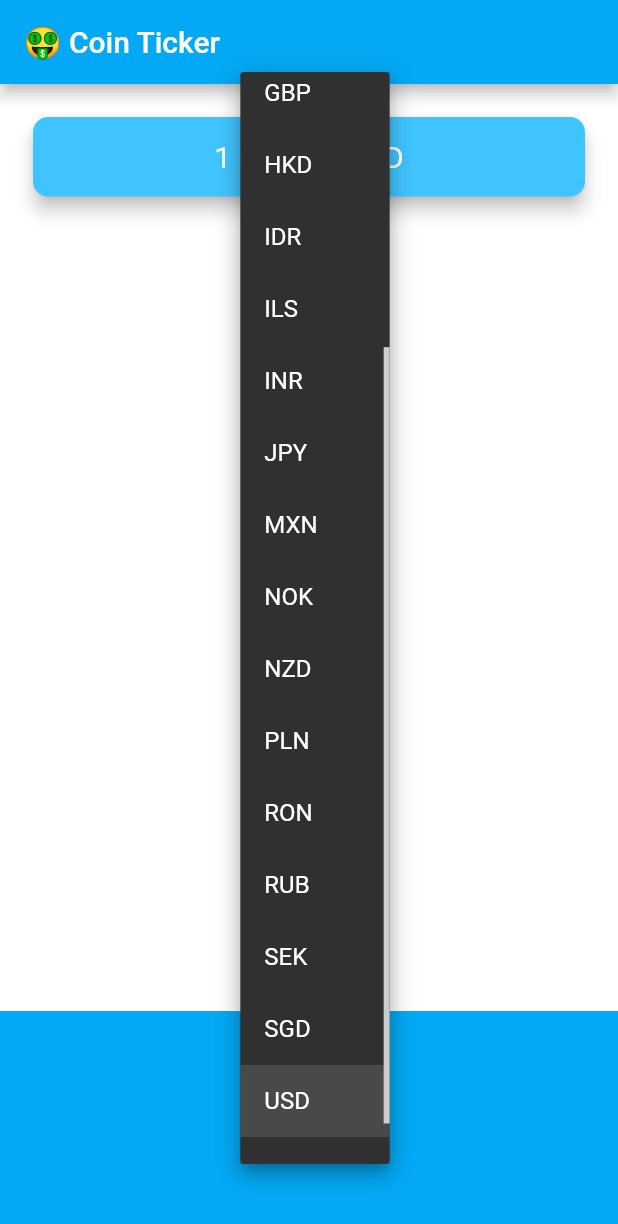
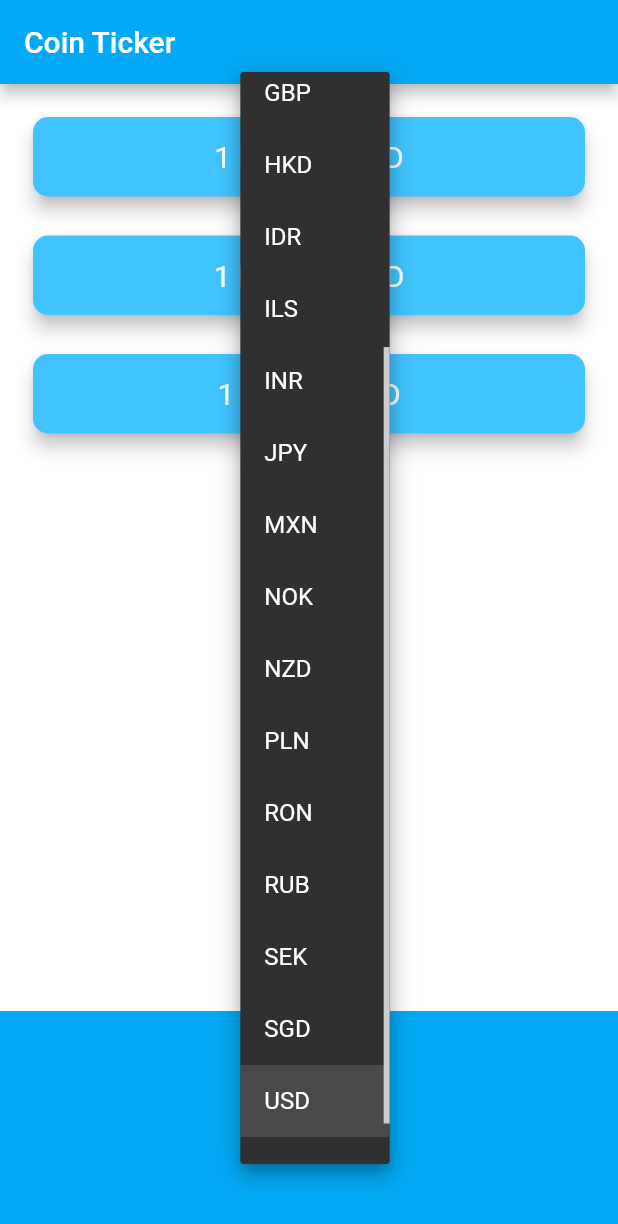
Before and after one commit to iniyan2707/Cryptocurrency-rates, a Flutter app: the screen it shows after launch, after a tap on "USD", on a phone screen of 412 x 824 dp. Shown: the top 1224 px of the screen. Run offline on Flutter 3.47's test engine with Material 2 defaults, Android fonts, the phone set to English and light mode, and no system bars; network calls fail.

Commit message:
Added the feature to get rates for 3 cryptocurrencies

```diff
--- a/lib/coin_data.dart
+++ b/lib/coin_data.dart
@@ -41,10 +41,14 @@ class CoinData {
 
     if (response.statusCode == 200) {
       String data = response.body;
-      return jsonDecode(data);
+      var coinData = jsonDecode(data);
+      var r = coinData['rate'];
+
+      return r.toStringAsFixed(0);
     } else {
       print(response.statusCode);
-      throw 'cant get data';
+
+      return 'Price not available';
     }
   }
 }
--- a/lib/price_screen.dart
+++ b/lib/price_screen.dart
@@ -4,7 +4,7 @@ import 'package:flutter/cupertino.dart';
 import 'dart:io' show Platform;
 
 const coinAPIURL = 'https://rest.coinapi.io/v1/exchangerate';
-const apiKey = '3E07F760-AE63-42F3-8F51-C47F6498EBBA';
+const apiKey = '2E004014-2AC2-4B77-BBD3-5700EA47CE04';
 
 class PriceScreen extends StatefulWidget {
   @override
@@ -30,6 +30,7 @@ class _PriceScreenState extends State<PriceScreen> {
         setState(
           () {
             selectedCurrency = value;
+            getAllData();
           },
         );
       },
@@ -46,7 +47,10 @@ class _PriceScreenState extends State<PriceScreen> {
       backgroundColor: Colors.lightBlue,
       itemExtent: 32.0,
       onSelectedItemChanged: (selectedIndex) {
-        print(selectedIndex);
+        setState(() {
+          selectedCurrency = currenciesList[selectedIndex];
+          getAllData();
+        });
       },
       children: pickerItems,
     );
@@ -55,50 +59,58 @@ class _PriceScreenState extends State<PriceScreen> {
   @override
   void initState() {
     super.initState();
-    getData();
+    getAllData();
   }
 
-  void getData() async {
-    CoinData coin = CoinData(stringUrl: '$coinAPIURL/BTC/USD?apiKey=$apiKey');
+  Map<String, String> coinValues = {};
+  bool isWaiting = false;
+  void getAllData() async {
+    isWaiting = true;
+    Map<String, String> prices = {};
+    for (String crypto in cryptoList) {
+      prices[crypto] = await getData(selectedCurrency, crypto);
+    }
+    isWaiting = false;
+    setState(() {
+      coinValues = prices;
+    });
+  }
 
-    var coinData = await coin.getCoinData();
-    double r = coinData['rate'];
+  Future<String> getData(String? currency, String cryptocurrency) async {
+    CoinData coin = CoinData(
+        stringUrl: '$coinAPIURL/$cryptocurrency/$currency?apiKey=$apiKey');
 
-    setState(() {
-      rate = r.toStringAsFixed(0);
-    });
+    String price = await coin.getCoinData();
+
+    return price;
+  }
+
+  List<CryptoCard> getCryptoCards() {
+    List<CryptoCard> cryptoCards = [];
+    for (String crypto in cryptoList) {
+      CryptoCard cr = CryptoCard(
+          cryptoCurrency: crypto,
+          selectedCurrency: selectedCurrency,
+          rate: isWaiting ? '?' : coinValues[crypto]);
+      cryptoCards.add(cr);
+    }
+
+    return cryptoCards;
   }
 
   @override
   Widget build(BuildContext context) {
     return Scaffold(
       appBar: AppBar(
-        title: Text('🤑 Coin Ticker'),
+        title: Text('Coin Ticker'),
       ),
       body: Column(
         mainAxisAlignment: MainAxisAlignment.spaceBetween,
         crossAxisAlignment: CrossAxisAlignment.stretch,
         children: <Widget>[
-          Padding(
-            padding: EdgeInsets.fromLTRB(18.0, 18.0, 18.0, 0),
-            child: Card(
-              color: Colors.lightBlueAccent,
-              elevation: 5.0,
-              shape: RoundedRectangleBorder(
-                borderRadius: BorderRadius.circular(10.0),
-              ),
-              child: Padding(
-                padding: EdgeInsets.symmetric(vertical: 15.0, horizontal: 28.0),
-                child: Text(
-                  '1 BTC = $rate USD',
-                  textAlign: TextAlign.center,
-                  style: TextStyle(
-                    fontSize: 20.0,
-                    color: Colors.white,
-                  ),
-                ),
-              ),
-            ),
+          Column(
+            crossAxisAlignment: CrossAxisAlignment.stretch,
+            children: getCryptoCards(),
           ),
           Container(
             height: 150.0,
@@ -112,3 +124,38 @@ class _PriceScreenState extends State<PriceScreen> {
     );
   }
 }
+
+class CryptoCard extends StatelessWidget {
+  CryptoCard(
+      {required this.cryptoCurrency,
+      required this.selectedCurrency,
+      required this.rate});
+  final String? rate;
+  final String? selectedCurrency;
+  final String cryptoCurrency;
+
+  @override
+  Widget build(BuildContext context) {
+    return Padding(
+      padding: EdgeInsets.fromLTRB(18.0, 18.0, 18.0, 0),
+      child: Card(
+        color: Colors.lightBlueAccent,
+        elevation: 5.0,
+        shape: RoundedRectangleBorder(
+          borderRadius: BorderRadius.circular(10.0),
+        ),
+        child: Padding(
+          padding: EdgeInsets.symmetric(vertical: 15.0, horizontal: 28.0),
+          child: Text(
+            '1 $cryptoCurrency = $rate $selectedCurrency',
+            textAlign: TextAlign.center,
+            style: TextStyle(
+              fontSize: 20.0,
+              color: Colors.white,
+            ),
+          ),
+        ),
+      ),
+    );
+  }
+}
```
Also changed, not shown: 1 other file.
